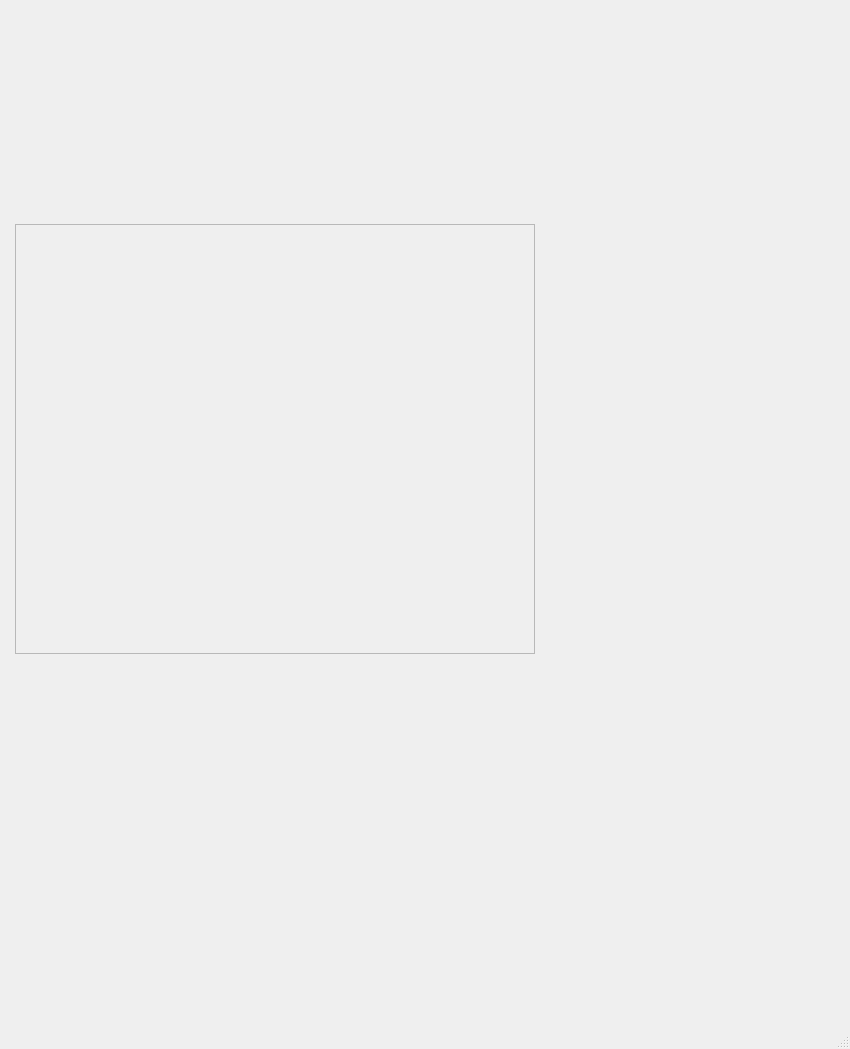
This is qt-designer/main_window.ui in marcos-188/deadlock-stats as Qt 5 draws it before an edit. The edited form follows.
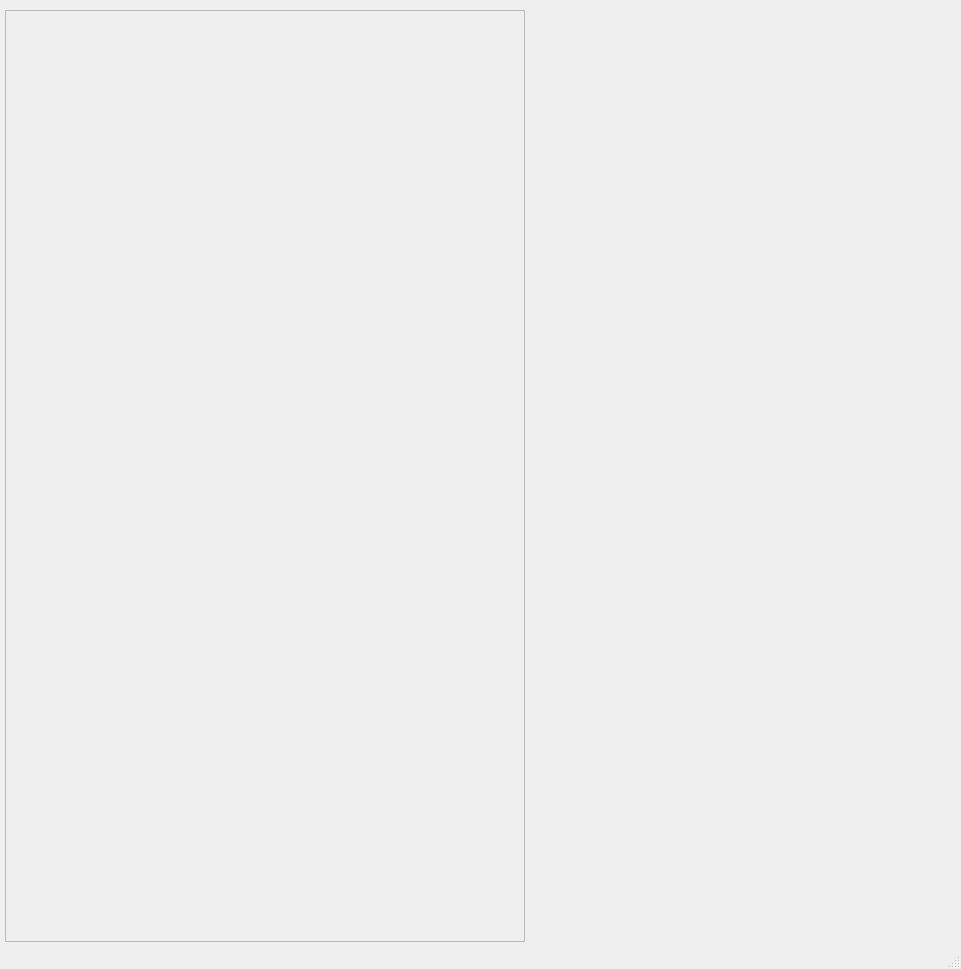
This is the edited form.

Commit message: zmiana pliku main-ui na nowy, dalej wip

Diff of the .ui file:
```diff
--- a/qt-designer/main_window.ui
+++ b/qt-designer/main_window.ui
@@ -6,159 +6,60 @@
    <rect>
     <x>0</x>
     <y>0</y>
-    <width>850</width>
-    <height>1049</height>
+    <width>961</width>
+    <height>969</height>
    </rect>
   </property>
-  <property name="sizePolicy">
-   <sizepolicy hsizetype="Preferred" vsizetype="Minimum">
-    <horstretch>0</horstretch>
-    <verstretch>0</verstretch>
-   </sizepolicy>
-  </property>
-  <property name="minimumSize">
-   <size>
-    <width>850</width>
-    <height>675</height>
-   </size>
-  </property>
-  <property name="baseSize">
-   <size>
-    <width>1000</width>
-    <height>700</height>
-   </size>
-  </property>
   <property name="windowTitle">
    <string>MainWindow</string>
   </property>
   <widget class="QWidget" name="centralwidget">
-   <property name="sizePolicy">
-    <sizepolicy hsizetype="Expanding" vsizetype="Expanding">
-     <horstretch>0</horstretch>
-     <verstretch>0</verstretch>
-    </sizepolicy>
-   </property>
-   <property name="minimumSize">
-    <size>
-     <width>820</width>
-     <height>670</height>
-    </size>
-   </property>
-   <property name="baseSize">
-    <size>
-     <width>1200</width>
-     <height>800</height>
-    </size>
-   </property>
-   <layout class="QGridLayout" name="gridLayout">
-    <item row="0" column="0">
-     <widget class="QWidget" name="header_widget" native="true">
-      <property name="sizePolicy">
-       <sizepolicy hsizetype="Preferred" vsizetype="Fixed">
-        <horstretch>0</horstretch>
-        <verstretch>0</verstretch>
-       </sizepolicy>
-      </property>
-      <property name="minimumSize">
-       <size>
-        <width>0</width>
-        <height>200</height>
-       </size>
-      </property>
-      <property name="maximumSize">
-       <size>
-        <width>16777215</width>
-        <height>200</height>
-       </size>
-      </property>
-      <layout class="QVBoxLayout" name="header_layout"/>
-     </widget>
-    </item>
-    <item row="0" column="2" rowspan="2">
-     <widget class="QWidget" name="overwiewWidget" native="true">
-      <property name="sizePolicy">
-       <sizepolicy hsizetype="Expanding" vsizetype="Expanding">
-        <horstretch>0</horstretch>
-        <verstretch>0</verstretch>
-       </sizepolicy>
-      </property>
-      <property name="minimumSize">
-       <size>
-        <width>274</width>
-        <height>274</height>
-       </size>
-      </property>
-      <property name="maximumSize">
-       <size>
-        <width>548</width>
-        <height>16777215</height>
-       </size>
-      </property>
-      <layout class="QHBoxLayout" name="overwiew_layout">
+   <layout class="QHBoxLayout" name="horizontalLayout_2">
        <property name="spacing">
         <number>0</number>
        </property>
        <property name="leftMargin">
-        <number>0</number>
+     <number>5</number>
        </property>
        <property name="topMargin">
-        <number>0</number>
+     <number>5</number>
        </property>
        <property name="rightMargin">
-        <number>0</number>
+     <number>5</number>
        </property>
        <property name="bottomMargin">
-        <number>0</number>
+     <number>5</number>
        </property>
        <item>
         <layout class="QVBoxLayout" name="verticalLayout">
+      <property name="spacing">
+       <number>5</number>
+      </property>
          <item>
-          <spacer name="verticalSpacer">
-           <property name="orientation">
-            <enum>Qt::Orientation::Vertical</enum>
-           </property>
-           <property name="sizeType">
-            <enum>QSizePolicy::Policy::Expanding</enum>
-           </property>
-           <property name="sizeHint" stdset="0">
-            <size>
-             <width>20</width>
-             <height>40</height>
-            </size>
-           </property>
-          </spacer>
-         </item>
-        </layout>
-       </item>
-      </layout>
-     </widget>
-    </item>
-    <item row="0" column="3">
-     <spacer name="horizontalSpacer">
-      <property name="orientation">
-       <enum>Qt::Orientation::Horizontal</enum>
-      </property>
-      <property name="sizeHint" stdset="0">
-       <size>
-        <width>40</width>
-        <height>20</height>
-       </size>
-      </property>
-     </spacer>
-    </item>
-    <item row="1" column="0" colspan="2">
-     <widget class="QWidget" name="maincontentWidget" native="true">
-      <layout class="QHBoxLayout" name="horizontalLayout">
+       <widget class="QWidget" name="header_widget" native="true">
+        <layout class="QVBoxLayout" name="header_layout">
+         <property name="spacing">
+          <number>0</number>
+         </property>
        <property name="leftMargin">
-        <number>6</number>
+          <number>0</number>
+         </property>
+         <property name="topMargin">
+          <number>0</number>
        </property>
        <property name="rightMargin">
-        <number>6</number>
-       </property>
+          <number>0</number>
+         </property>
+         <property name="bottomMargin">
+          <number>0</number>
+         </property>
+        </layout>
+       </widget>
+      </item>
        <item>
         <widget class="QScrollArea" name="scrollArea">
          <property name="sizePolicy">
-          <sizepolicy hsizetype="Preferred" vsizetype="Minimum">
+         <sizepolicy hsizetype="Fixed" vsizetype="Expanding">
            <horstretch>0</horstretch>
            <verstretch>0</verstretch>
           </sizepolicy>
@@ -166,12 +67,12 @@
          <property name="minimumSize">
           <size>
            <width>520</width>
-           <height>430</height>
+          <height>0</height>
           </size>
          </property>
          <property name="maximumSize">
           <size>
-           <width>520</width>
+          <width>540</width>
            <height>16777215</height>
           </size>
          </property>
@@ -184,7 +85,7 @@
             <x>0</x>
             <y>0</y>
             <width>518</width>
-            <height>428</height>
+           <height>907</height>
            </rect>
           </property>
           <layout class="QVBoxLayout" name="scroll_layout">
@@ -208,10 +109,27 @@
         </widget>
        </item>
       </layout>
-     </widget>
     </item>
-    <item row="2" column="1">
-     <widget class="QWidget" name="pagesWidget" native="true"/>
+    <item>
+     <widget class="QWidget" name="overwiewWidget" native="true">
+      <layout class="QVBoxLayout" name="overwiew_layout">
+       <property name="spacing">
+        <number>0</number>
+       </property>
+       <property name="leftMargin">
+        <number>0</number>
+       </property>
+       <property name="topMargin">
+        <number>0</number>
+       </property>
+       <property name="rightMargin">
+        <number>0</number>
+       </property>
+       <property name="bottomMargin">
+        <number>0</number>
+       </property>
+      </layout>
+     </widget>
     </item>
    </layout>
   </widget>
```
Left out of the diff: 4 changed lines with no effect on the pictures. Lines whose indentation alone changed are shown as unchanged. The commit also changes 3 other files.
